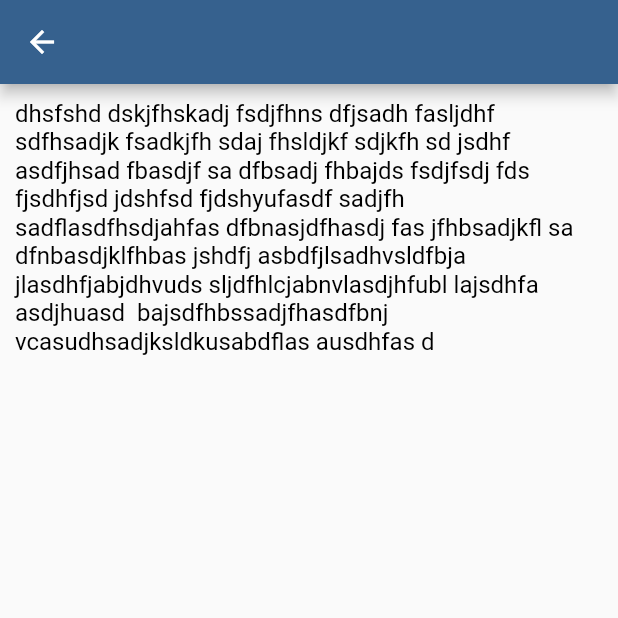
After one commit to KishorKatuwal/tryingNewThings, a Flutter app: the screen it shows after launch, after a tap on "Reading Text", on a phone screen of 412 x 824 dp, the top half of it. The commit adds this screen. Run offline on Flutter 3.47's test engine with Material 2 defaults, Android fonts, the phone set to English and light mode, and no system bars; our stand-ins replace flutter_local_notifications, flutter_map, flutter_riverpod, latlong2, webview_flutter; missing offline and left inert: advance_pdf_viewer2, onesignal_flutter; accounts and stored records are empty; network calls fail.

Commit message:
changes made

```diff
--- /dev/null
+++ b/lib/features/reading_text/reading_text.dart
@@ -0,0 +1,65 @@
+import 'package:flutter/material.dart';
+
+class ReadingTextScreen extends StatefulWidget {
+  static const String routeName = "/reading-text-screen";
+
+  const ReadingTextScreen({super.key});
+
+  @override
+  State<ReadingTextScreen> createState() => _ReadingTextScreenState();
+}
+
+class _ReadingTextScreenState extends State<ReadingTextScreen> {
+  String text =
+      "dhsfshd dskjfhskadj fsdjfhns dfjsadh fasljdhf sdfhsadjk fsadkjfh sdaj fhsldjkf sdjkfh sd jsdhf asdfjhsad fbasdjf sa dfbsadj fhbajds fsdjfsdj fds fjsdhfjsd jdshfsd fjdshyufasdf sadjfh sadflasdfhsdjahfas dfbnasjdfhasdj fas jfhbsadjkfl sa dfnbasdjklfhbas jshdfj asbdfjlsadhvsldfbja jlasdhfjabjdhvuds sljdfhlcjabnvlasdjhfubl lajsdhfa asdjhuasd  bajsdfhbssadjfhasdfbnj vcasudhsadjksldkusabdflas ausdhfas d";
+  double scale = 1.0;
+  double previousScale = 1.0;
+
+  @override
+  Widget build(BuildContext context) {
+    return Scaffold(
+      appBar: AppBar(),
+      body: GestureDetector(
+        onScaleStart: (details) {
+          previousScale = scale;
+        },
+        onScaleUpdate: (details) {
+          setState(() {
+            scale = (previousScale * details.scale)
+                .clamp(1.0, 3.0); // Adjust min and max zoom levels as needed
+          });
+        },
+        child: Transform.scale(
+          scale: scale,
+          child: Padding(
+            padding: EdgeInsets.all(10.0), // Add 10px padding on all sides
+            child: ListView(
+              children: [
+                Container(
+                  width: MediaQuery
+                      .of(context)
+                      .size
+                      .width - 20.0,
+                  // Adjust the width by subtracting padding
+                  child: RichText(
+                    text: TextSpan(
+                      text: text,
+                      style: TextStyle(
+                          fontSize: 16.0 * scale,
+                          color: Colors
+                              .black // Adjust the initial font size as needed
+                      ),
+                    ),
+                    softWrap: true, // Enable text wrapping
+                    maxLines:
+                    null, // Allow unlimited lines (remove this line if you want to limit the number of lines)
+                  ),
+                ),
+              ],
+            ),
+          ),
+        ),
+      ),
+    );
+  }
+}
--- a/lib/home_screen/home_page.dart
+++ b/lib/home_screen/home_page.dart
@@ -4,6 +4,8 @@ import 'package:own_project/features/users/screens/user_screen.dart';
 
 import '../features/bit_coin/screens/all_bitcon_screen.dart';
 import '../features/game/screens/game_screen.dart';
+import '../features/pdf_reader/pdf_reader.dart';
+import '../features/reading_text/reading_text.dart';
 import '../notification/notification_service.dart';
 
 class MyHomePage extends StatefulWidget {
@@ -29,7 +31,7 @@ class _MyHomePageState extends State<MyHomePage> {
         centerTitle: true,
       ),
       body: Padding(
-        padding: const EdgeInsets.symmetric(horizontal: 15, vertical: 10),
+        padding: const EdgeInsets.symmetric(vertical: 10, horizontal: 15),
         child: Column(
           children: [
             CustomButton(
@@ -58,6 +60,20 @@ class _MyHomePageState extends State<MyHomePage> {
               text: "Game",
               onTap: () => Navigator.pushNamed(context, GameScreen.routeName),
             ),
+            CustomButton(
+              text: "PDF READER",
+              onTap: () =>
+                  Navigator.pushNamed(context, PDFReaderScreen.routeName),
+            ),
+            CustomButton(
+              text: "Reading Text",
+              onTap: () => Navigator.pushNamed(context, ReadingTextScreen.routeName),
+            ),
+            CustomButton(
+              text: "PDF READER",
+              onTap: () =>
+                  Navigator.pushNamed(context, PDFReaderScreen.routeName),
+            ),
           ],
         ),
       ),
--- a/lib/router.dart
+++ b/lib/router.dart
@@ -2,9 +2,11 @@ import 'package:flutter/material.dart';
 import 'package:own_project/features/bit_coin/screens/all_bitcon_screen.dart';
 import 'package:own_project/features/bit_coin/screens/each_bit_coin-screen.dart';
 import 'package:own_project/features/game/screens/game_screen.dart';
+import 'package:own_project/features/reading_text/reading_text.dart';
 import 'package:own_project/features/trying_map/trying_map.dart';
 import 'package:own_project/models/bit_coin_model.dart';
 
+import 'features/pdf_reader/pdf_reader.dart';
 import 'features/users/screens/user_screen.dart';
 import 'home_screen/home_page.dart';
 
@@ -39,6 +41,15 @@ Route<dynamic> generateRoute(RouteSettings settings) {
     case GameScreen.routeName:
       return MaterialPageRoute(
           builder: (context) => const GameScreen());
+
+      case PDFReaderScreen.routeName:
+      return MaterialPageRoute(
+          builder: (context) => const PDFReaderScreen());
+
+
+      case ReadingTextScreen.routeName:
+      return MaterialPageRoute(
+          builder: (context) => const ReadingTextScreen());
 
     // case CreateGroupScreen.routeName:
     //   return MaterialPageRoute(builder: (context) => const CreateGroupScreen());
--- a/pubspec.yaml
+++ b/pubspec.yaml
@@ -44,6 +44,7 @@ dependencies:
   onesignal_flutter: ^5.0.0
   shared_preferences: ^2.2.1
   flutter_local_notifications: ^15.1.1
+  advance_pdf_viewer2: ^2.0.6-beta.2
 
 dev_dependencies:
   flutter_test:
```
Also changed, not shown: lib/features/pdf_reader/pdf_reader.dart (added, +47 -0 lines), pubspec.lock, 4 other files.
